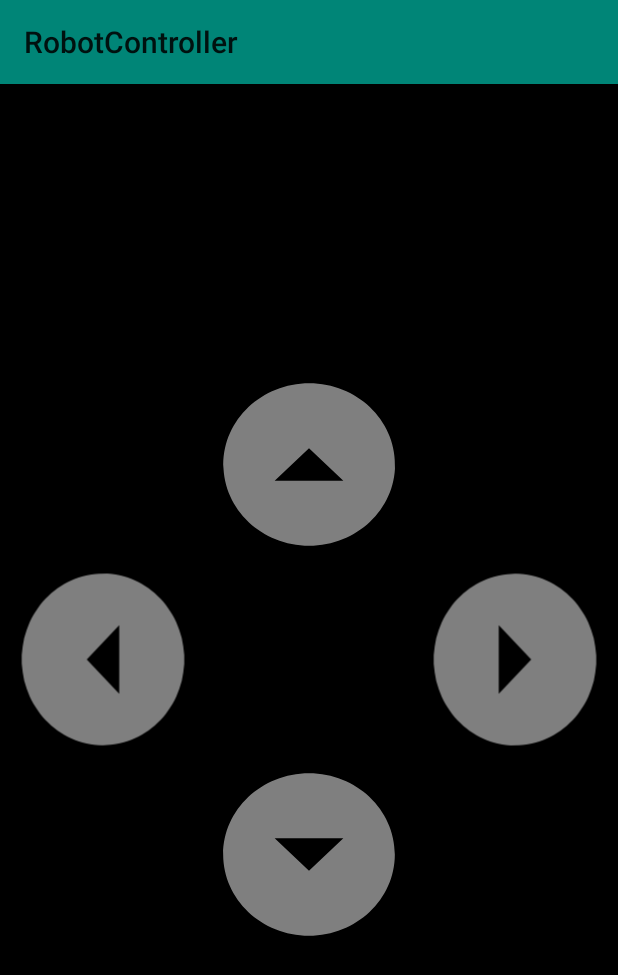
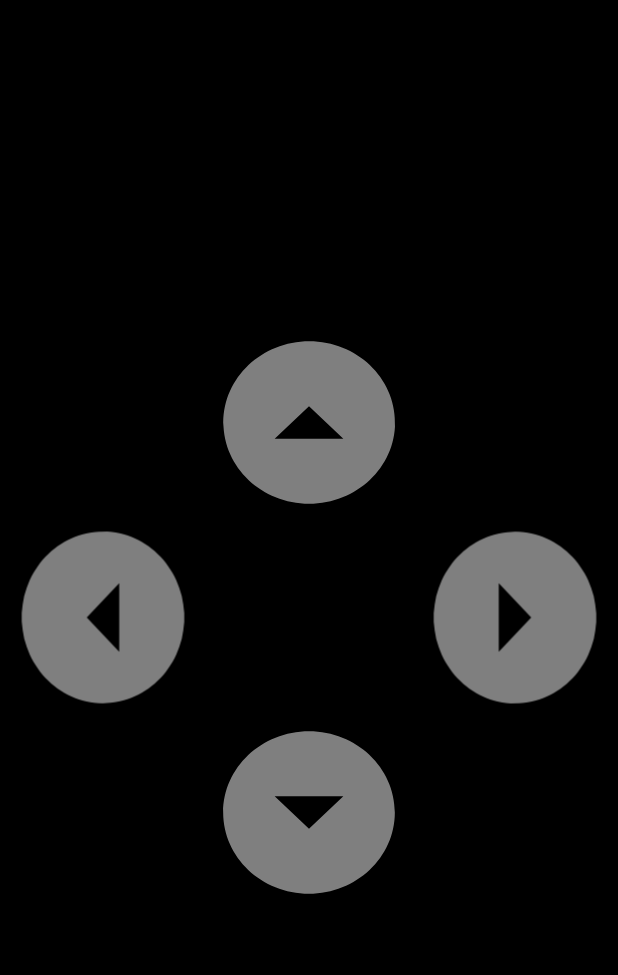
Before and after one commit to frosty-sh/FALL-E, an Android app: the screen it shows after launch (MainActivity), on a phone screen of 412 x 824 dp. Shown: the top 975 px of the screen. Run offline under Robolectric (Android 15) with nearby library versions, the phone set to English and light mode, and no system bars.

Commit message:
Removed title bar in android app

```diff
--- a/AndroidApp/app/src/main/res/values/styles.xml
+++ b/AndroidApp/app/src/main/res/values/styles.xml
@@ -1,7 +1,7 @@
 <resources>
 
     <!-- Base application theme. -->
-    <style name="AppTheme" parent="Theme.AppCompat.DayNight">
+    <style name="AppTheme" parent="Theme.AppCompat.DayNight.NoActionBar">
         <!-- Customize your theme here. -->
         <item name="colorPrimary">@color/colorPrimary</item>
         <item name="colorPrimaryDark">@color/colorPrimaryDark</item>
```
